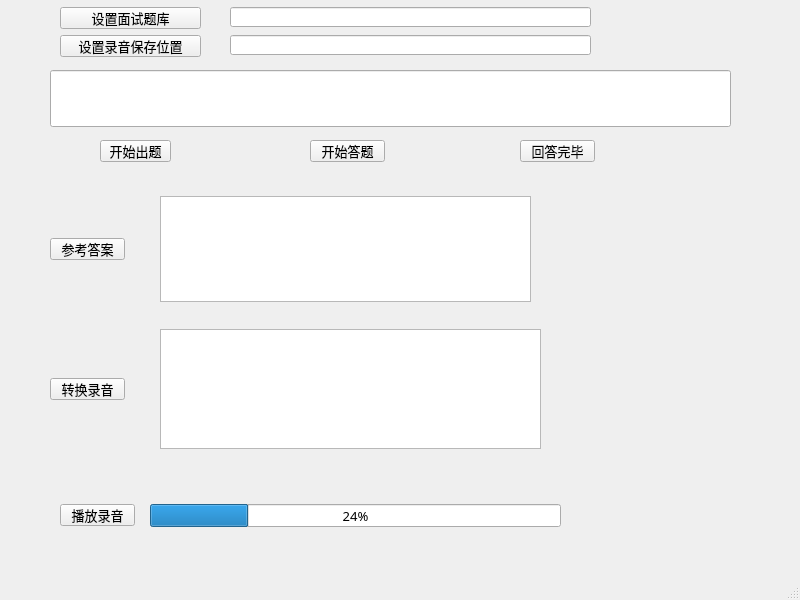
Before: the Qt Designer form src/Gui/InterviewAssistantGui.ui in cestbonsuliu/InterviewAssistant, drawn with Qt 5.
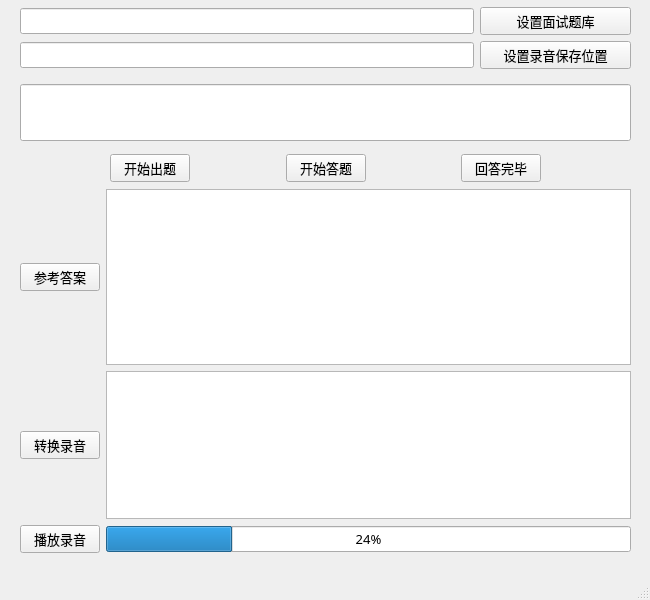
After: the same form once the commit is applied.

Commit message: 优化GUI

The edit to the form file:
```diff
--- a/src/Gui/InterviewAssistantGui.ui
+++ b/src/Gui/InterviewAssistantGui.ui
@@ -6,7 +6,7 @@
    <rect>
     <x>0</x>
     <y>0</y>
-    <width>800</width>
+    <width>650</width>
     <height>600</height>
    </rect>
   </property>
@@ -17,28 +17,116 @@
    <widget class="QLineEdit" name="lineEdit">
     <property name="geometry">
      <rect>
-      <x>50</x>
-      <y>70</y>
-      <width>681</width>
+      <x>20</x>
+      <y>84</y>
+      <width>611</width>
       <height>57</height>
      </rect>
     </property>
     <property name="font">
      <font>
       <family>微软雅黑</family>
+      <pointsize>12</pointsize>
+     </font>
+    </property>
+    <property name="alignment">
+     <set>Qt::AlignCenter</set>
+    </property>
+   </widget>
+   <widget class="QWidget" name="">
+    <property name="geometry">
+     <rect>
+      <x>20</x>
+      <y>7</y>
+      <width>611</width>
+      <height>64</height>
+     </rect>
+    </property>
+    <layout class="QVBoxLayout" name="verticalLayout">
+     <item>
+      <layout class="QHBoxLayout" name="horizontalLayout" stretch="6,2">
+       <item>
+        <widget class="QLineEdit" name="lineEdit_3">
+         <property name="font">
+          <font>
+           <family>微软雅黑</family>
       <pointsize>10</pointsize>
      </font>
     </property>
    </widget>
+       </item>
+       <item>
+        <widget class="QPushButton" name="pushButton_8">
+         <property name="font">
+          <font>
+           <family>微软雅黑</family>
+           <pointsize>10</pointsize>
+          </font>
+         </property>
+         <property name="text">
+          <string>设置面试题库</string>
+         </property>
+        </widget>
+       </item>
+      </layout>
+     </item>
+     <item>
+      <layout class="QHBoxLayout" name="horizontalLayout_2" stretch="6,2">
+       <property name="leftMargin">
+        <number>0</number>
+       </property>
+       <item>
+        <widget class="QLineEdit" name="lineEdit_2">
+         <property name="font">
+          <font>
+           <family>微软雅黑</family>
+           <pointsize>10</pointsize>
+          </font>
+         </property>
+        </widget>
+       </item>
+       <item>
+        <widget class="QPushButton" name="pushButton_7">
+         <property name="font">
+          <font>
+           <family>微软雅黑</family>
+           <pointsize>10</pointsize>
+          </font>
+         </property>
+         <property name="text">
+          <string>设置录音保存位置</string>
+         </property>
+        </widget>
+       </item>
+      </layout>
+     </item>
+    </layout>
+   </widget>
+   <widget class="QWidget" name="">
+    <property name="geometry">
+     <rect>
+      <x>20</x>
+      <y>154</y>
+      <width>611</width>
+      <height>28</height>
+     </rect>
+    </property>
+    <layout class="QHBoxLayout" name="horizontalLayout_3">
+     <item>
+      <spacer name="horizontalSpacer_3">
+       <property name="orientation">
+        <enum>Qt::Horizontal</enum>
+       </property>
+       <property name="sizeHint" stdset="0">
+        <size>
+         <width>40</width>
+         <height>20</height>
+        </size>
+       </property>
+      </spacer>
+     </item>
+     <item>
    <widget class="QPushButton" name="pushButton">
-    <property name="geometry">
-     <rect>
-      <x>100</x>
-      <y>140</y>
-      <width>71</width>
-      <height>22</height>
-     </rect>
-    </property>
     <property name="font">
      <font>
       <family>微软雅黑</family>
@@ -49,15 +137,22 @@
      <string>开始出题</string>
     </property>
    </widget>
+     </item>
+     <item>
+      <spacer name="horizontalSpacer">
+       <property name="orientation">
+        <enum>Qt::Horizontal</enum>
+       </property>
+       <property name="sizeHint" stdset="0">
+        <size>
+         <width>40</width>
+         <height>20</height>
+        </size>
+       </property>
+      </spacer>
+     </item>
+     <item>
    <widget class="QPushButton" name="pushButton_2">
-    <property name="geometry">
-     <rect>
-      <x>310</x>
-      <y>140</y>
-      <width>75</width>
-      <height>22</height>
-     </rect>
-    </property>
     <property name="font">
      <font>
       <family>微软雅黑</family>
@@ -68,15 +163,22 @@
      <string>开始答题</string>
     </property>
    </widget>
+     </item>
+     <item>
+      <spacer name="horizontalSpacer_2">
+       <property name="orientation">
+        <enum>Qt::Horizontal</enum>
+       </property>
+       <property name="sizeHint" stdset="0">
+        <size>
+         <width>40</width>
+         <height>20</height>
+        </size>
+       </property>
+      </spacer>
+     </item>
+     <item>
    <widget class="QPushButton" name="pushButton_3">
-    <property name="geometry">
-     <rect>
-      <x>520</x>
-      <y>140</y>
-      <width>75</width>
-      <height>22</height>
-     </rect>
-    </property>
     <property name="font">
      <font>
       <family>微软雅黑</family>
@@ -87,15 +189,34 @@
      <string>回答完毕</string>
     </property>
    </widget>
+     </item>
+     <item>
+      <spacer name="horizontalSpacer_4">
+       <property name="orientation">
+        <enum>Qt::Horizontal</enum>
+       </property>
+       <property name="sizeHint" stdset="0">
+        <size>
+         <width>40</width>
+         <height>20</height>
+        </size>
+       </property>
+      </spacer>
+     </item>
+    </layout>
+   </widget>
+   <widget class="QWidget" name="">
+    <property name="geometry">
+     <rect>
+      <x>20</x>
+      <y>189</y>
+      <width>611</width>
+      <height>176</height>
+     </rect>
+    </property>
+    <layout class="QHBoxLayout" name="horizontalLayout_4">
+     <item>
    <widget class="QPushButton" name="pushButton_4">
-    <property name="geometry">
-     <rect>
-      <x>50</x>
-      <y>238</y>
-      <width>75</width>
-      <height>22</height>
-     </rect>
-    </property>
     <property name="font">
      <font>
       <family>微软雅黑</family>
@@ -106,34 +227,31 @@
      <string>参考答案</string>
     </property>
    </widget>
-   <widget class="QPushButton" name="pushButton_5">
-    <property name="geometry">
-     <rect>
-      <x>60</x>
-      <y>504</y>
-      <width>75</width>
-      <height>22</height>
-     </rect>
-    </property>
+     </item>
+     <item>
+      <widget class="QTextEdit" name="textEdit">
     <property name="font">
      <font>
       <family>微软雅黑</family>
       <pointsize>10</pointsize>
      </font>
     </property>
-    <property name="text">
-     <string>播放录音</string>
+      </widget>
+     </item>
+    </layout>
+   </widget>
+   <widget class="QWidget" name="">
+    <property name="geometry">
+     <rect>
+      <x>20</x>
+      <y>371</y>
+      <width>611</width>
+      <height>148</height>
+     </rect>
     </property>
-   </widget>
+    <layout class="QHBoxLayout" name="horizontalLayout_5">
+     <item>
    <widget class="QPushButton" name="pushButton_6">
-    <property name="geometry">
-     <rect>
-      <x>50</x>
-      <y>378</y>
-      <width>75</width>
-      <height>22</height>
-     </rect>
-    </property>
     <property name="font">
      <font>
       <family>微软雅黑</family>
@@ -144,47 +262,44 @@
      <string>转换录音</string>
     </property>
    </widget>
-   <widget class="QTextEdit" name="textEdit">
-    <property name="geometry">
-     <rect>
-      <x>160</x>
-      <y>196</y>
-      <width>371</width>
-      <height>106</height>
-     </rect>
-    </property>
-    <property name="font">
-     <font>
-      <family>微软雅黑</family>
-      <pointsize>10</pointsize>
-     </font>
-    </property>
-   </widget>
+     </item>
+     <item>
    <widget class="QTextEdit" name="textEdit_2">
+       <property name="font">
+        <font>
+         <family>微软雅黑</family>
+         <pointsize>10</pointsize>
+        </font>
+       </property>
+      </widget>
+     </item>
+    </layout>
+   </widget>
+   <widget class="QWidget" name="">
     <property name="geometry">
      <rect>
-      <x>160</x>
-      <y>329</y>
-      <width>381</width>
-      <height>120</height>
+      <x>20</x>
+      <y>525</y>
+      <width>611</width>
+      <height>28</height>
      </rect>
     </property>
+    <layout class="QHBoxLayout" name="horizontalLayout_6">
+     <item>
+      <widget class="QPushButton" name="pushButton_5">
     <property name="font">
      <font>
       <family>微软雅黑</family>
       <pointsize>10</pointsize>
      </font>
     </property>
-   </widget>
+       <property name="text">
+        <string>播放录音</string>
+       </property>
+      </widget>
+     </item>
+     <item>
    <widget class="QProgressBar" name="progressBar">
-    <property name="geometry">
-     <rect>
-      <x>150</x>
-      <y>504</y>
-      <width>411</width>
-      <height>23</height>
-     </rect>
-    </property>
     <property name="font">
      <font>
       <family>微软雅黑</family>
@@ -195,75 +310,8 @@
      <number>24</number>
     </property>
    </widget>
-   <widget class="QPushButton" name="pushButton_7">
-    <property name="geometry">
-     <rect>
-      <x>60</x>
-      <y>35</y>
-      <width>141</width>
-      <height>22</height>
-     </rect>
-    </property>
-    <property name="font">
-     <font>
-      <family>微软雅黑</family>
-      <pointsize>10</pointsize>
-     </font>
-    </property>
-    <property name="text">
-     <string>设置录音保存位置</string>
-    </property>
-   </widget>
-   <widget class="QLineEdit" name="lineEdit_2">
-    <property name="geometry">
-     <rect>
-      <x>230</x>
-      <y>35</y>
-      <width>361</width>
-      <height>20</height>
-     </rect>
-    </property>
-    <property name="font">
-     <font>
-      <family>微软雅黑</family>
-      <pointsize>10</pointsize>
-     </font>
-    </property>
-   </widget>
-   <widget class="QPushButton" name="pushButton_8">
-    <property name="geometry">
-     <rect>
-      <x>60</x>
-      <y>7</y>
-      <width>141</width>
-      <height>22</height>
-     </rect>
-    </property>
-    <property name="font">
-     <font>
-      <family>微软雅黑</family>
-      <pointsize>10</pointsize>
-     </font>
-    </property>
-    <property name="text">
-     <string>设置面试题库</string>
-    </property>
-   </widget>
-   <widget class="QLineEdit" name="lineEdit_3">
-    <property name="geometry">
-     <rect>
-      <x>230</x>
-      <y>7</y>
-      <width>361</width>
-      <height>20</height>
-     </rect>
-    </property>
-    <property name="font">
-     <font>
-      <family>微软雅黑</family>
-      <pointsize>10</pointsize>
-     </font>
-    </property>
+     </item>
+    </layout>
    </widget>
   </widget>
   <widget class="QMenuBar" name="menubar">
```
Left out of the diff: 2 changed lines with no effect on the pictures. Lines whose indentation alone changed are shown as unchanged. The commit also changes 1 other file.
